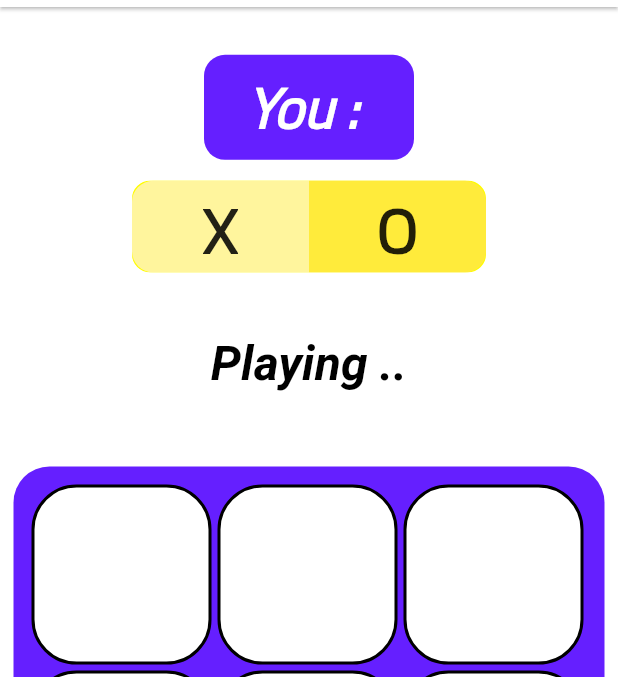
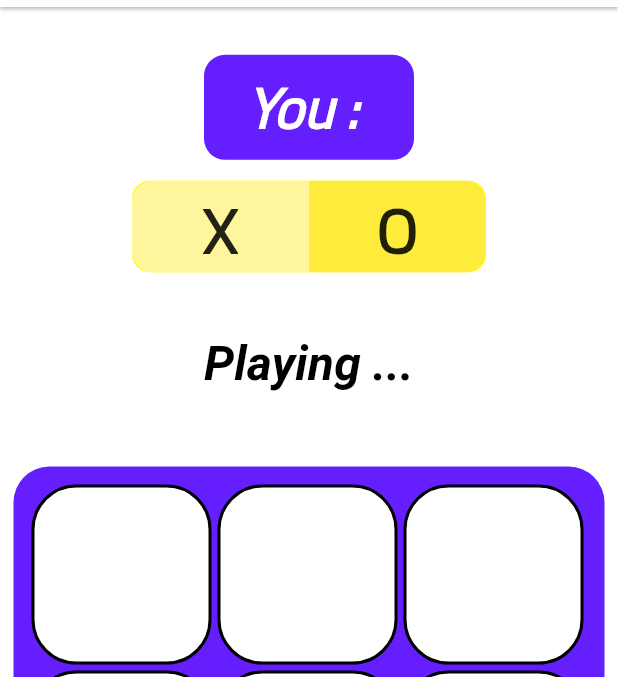
Before and after one commit to babasahi/Tacc, a Flutter app: the GameBoardPage screen opened directly, on a phone screen of 412 x 824 dp, the part 77-754 px from its top. Run offline on Flutter 3.47's test engine with Material 2 defaults, Android fonts, the phone set to English and light mode, and no system bars; our stand-ins replace modal_bottom_sheet.

Commit message:
added elevation to play again

```diff
--- a/lib/components/home_screen_components.dart
+++ b/lib/components/home_screen_components.dart
@@ -132,12 +132,15 @@ class ScorWidget extends StatefulWidget {
 class _ScorWidgetState extends State<ScorWidget> {
   String getLabel() {
     if (Provider.of<GameLogic>(context).checkState() == GameState.userWin) {
-      return 'You Won !';
+      return 'You Won 👌';
     } else if (Provider.of<GameLogic>(context, listen: false).checkState() ==
         GameState.userLose) {
-      return 'You Lost ';
+      return 'You Lost 🤕';
+    } else if (Provider.of<GameLogic>(context, listen: false).checkState() ==
+        GameState.even) {
+      return 'You are even 🤝';
     } else {
-      return 'Playing ..';
+      return 'Playing ...';
     }
   }
 
@@ -220,13 +223,18 @@ class _PlayAgainState extends State<PlayAgain> {
   @override
   Widget build(BuildContext context) {
     return Provider.of<GameLogic>(context, listen: false).getShowAlert()
-        ? GestureDetector(
+        ? Container(
+            margin: EdgeInsets.only(bottom: 8),
+            child: GestureDetector(
               onTap: () {
                 Provider.of<GameLogic>(context, listen: false).restartGame();
                 setState(() {});
               },
+              child: Material(
+                elevation: 8,
+                borderRadius: BorderRadius.all(Radius.circular(12)),
                 child: Container(
-              margin: EdgeInsets.only(bottom: 8),
+                  margin: EdgeInsets.only(bottom: 0),
                   decoration: BoxDecoration(
                       color: Colors.greenAccent.withOpacity(0.8),
                       borderRadius: BorderRadius.all(Radius.circular(12))),
@@ -239,6 +247,8 @@ class _PlayAgainState extends State<PlayAgain> {
                         color: Colors.black),
                   ),
                 ),
+              ),
+            ),
           )
         : SizedBox();
   }
```
Lines whose indentation alone changed are shown as unchanged.
